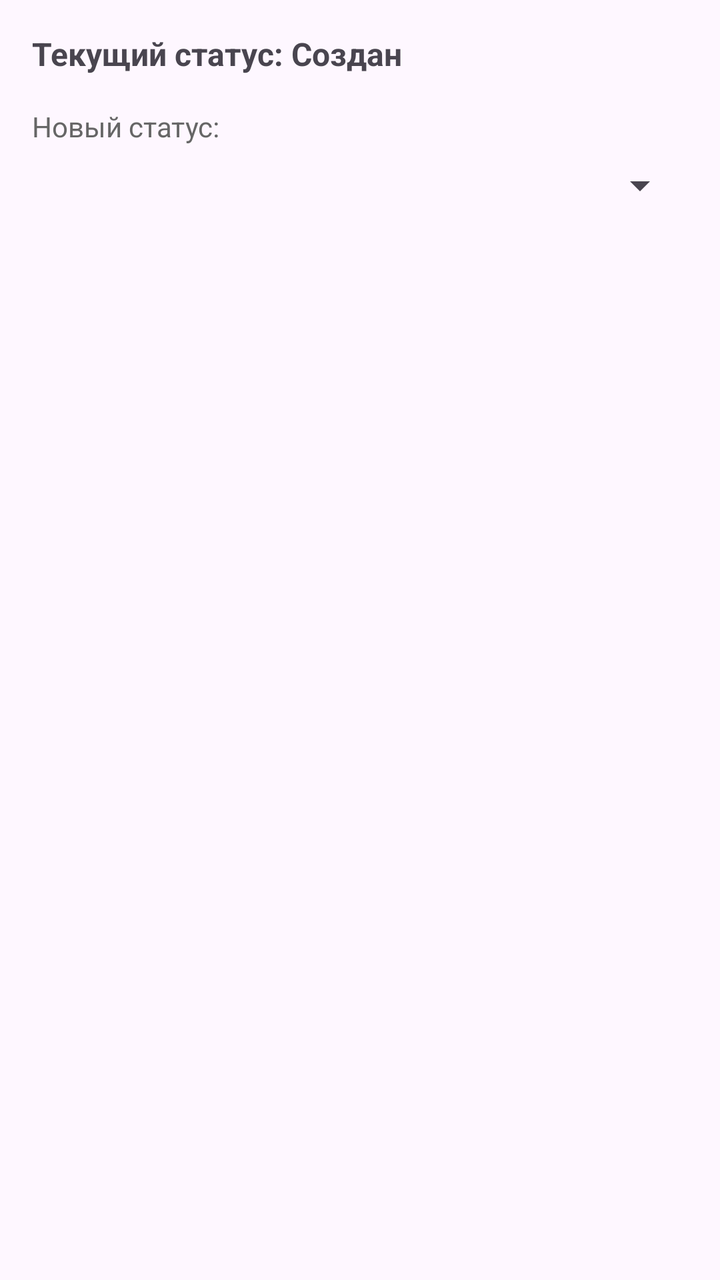
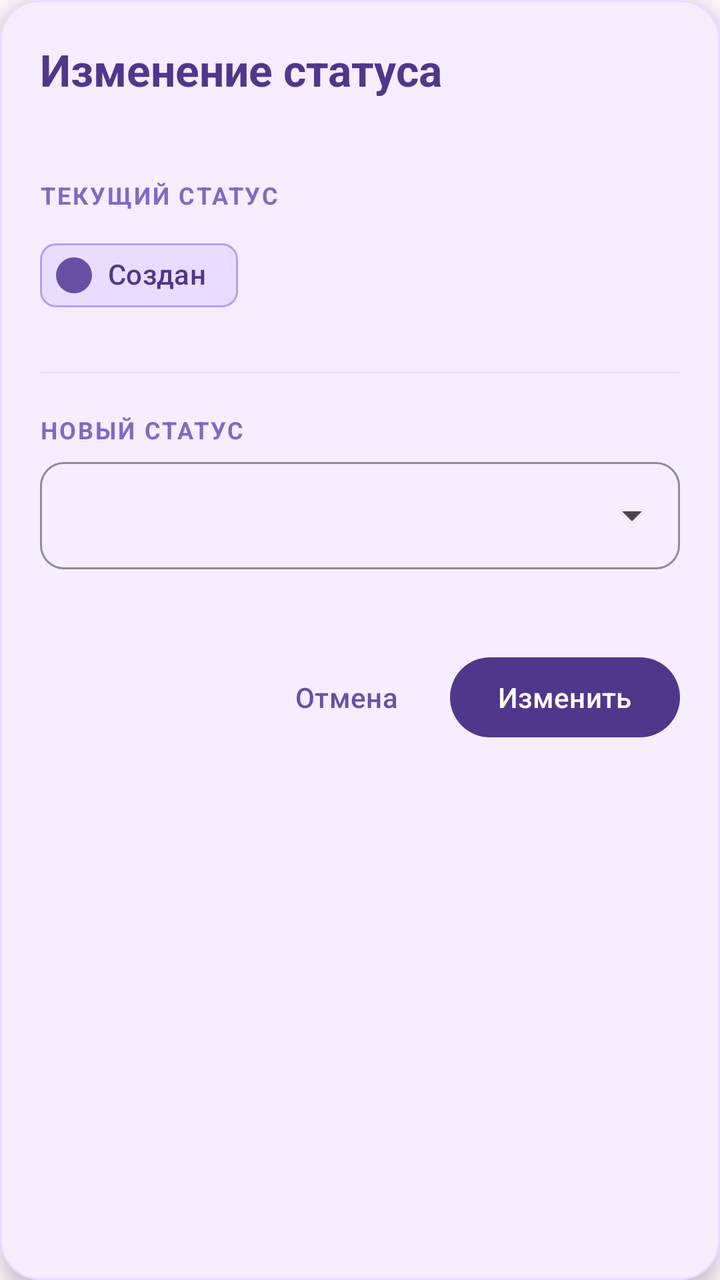

The first picture is an Android layout as it rendered before a commit; the second is the same layout after the commit. The layout source and the unified diff follow.
<!-- AndroidManifest.xml: application theme Theme.PublishingAPP -->
<!-- res/layout/dialog_change_status.xml -->
<?xml version="1.0" encoding="utf-8"?>
<LinearLayout xmlns:android="http://schemas.android.com/apk/res/android"
    android:layout_width="match_parent"
    android:layout_height="wrap_content"
    android:orientation="vertical"
    android:padding="16dp">

    <TextView
        android:id="@+id/tvCurrentStatus"
        android:layout_width="match_parent"
        android:layout_height="wrap_content"
        android:text="Текущий статус: Создан"
        android:textSize="16sp"
        android:textStyle="bold"
        android:layout_marginBottom="16dp"/>

    <TextView
        android:layout_width="match_parent"
        android:layout_height="wrap_content"
        android:text="Новый статус:"
        android:textSize="14sp"
        android:textColor="#666666"
        android:layout_marginBottom="8dp"/>

    <Spinner
        android:id="@+id/spinnerNewStatus"
        android:layout_width="match_parent"
        android:layout_height="wrap_content"/>

</LinearLayout>
<!-- resources referenced by this layout -->
<resources>
  <style name="Theme.PublishingAPP" parent="Base.Theme.PublishingAPP" />
  <style name="Base.Theme.PublishingAPP" parent="Theme.Material3.DayNight.NoActionBar">
          
          
      </style>
</resources>

<!-- the commit's change to res/layout/dialog_change_status.xml (unified diff, before → after) -->
@@ -1,30 +1,147 @@
 <?xml version="1.0" encoding="utf-8"?>
-<LinearLayout xmlns:android="http://schemas.android.com/apk/res/android"
+<com.google.android.material.card.MaterialCardView xmlns:android="http://schemas.android.com/apk/res/android"
+    xmlns:app="http://schemas.android.com/apk/res-auto"
     android:layout_width="match_parent"
     android:layout_height="wrap_content"
-    android:orientation="vertical"
-    android:padding="16dp">
+    app:cardCornerRadius="20dp"
+    app:cardElevation="6dp"
+    app:strokeWidth="1dp"
+    app:strokeColor="@color/purple_20"
+    android:backgroundTint="@color/purple_10">
 
-    <TextView
-        android:id="@+id/tvCurrentStatus"
+    <LinearLayout
         android:layout_width="match_parent"
         android:layout_height="wrap_content"
-        android:text="Текущий статус: Создан"
-        android:textSize="16sp"
-        android:textStyle="bold"
-        android:layout_marginBottom="16dp"/>
+        android:orientation="vertical">
 
-    <TextView
-        android:layout_width="match_parent"
-        android:layout_height="wrap_content"
-        android:text="Новый статус:"
-        android:textSize="14sp"
-        android:textColor="#666666"
-        android:layout_marginBottom="8dp"/>
+        
+        <LinearLayout
+            android:layout_width="match_parent"
+            android:layout_height="wrap_content"
+            android:orientation="horizontal"
+            android:padding="20dp"
+            android:gravity="center_vertical"
+            android:background="@color/purple_10">
 
-    <Spinner
-        android:id="@+id/spinnerNewStatus"
-        android:layout_width="match_parent"
-        android:layout_height="wrap_content"/>
+            <TextView
+                android:id="@+id/dialogTitle"
+                android:layout_width="0dp"
+                android:layout_height="wrap_content"
+                android:layout_weight="1"
+                android:text="Изменение статуса"
+                android:textSize="22sp"
+                android:textStyle="bold"
+                android:textColor="@color/purple_80"/>
 
-</LinearLayout>
+        </LinearLayout>
+
+        
+        <LinearLayout
+            android:layout_width="match_parent"
+            android:layout_height="wrap_content"
+            android:orientation="vertical"
+            android:padding="20dp"
+            android:paddingTop="0dp">
+
+            
+            <TextView
+                android:layout_width="wrap_content"
+                android:layout_height="wrap_content"
+                android:text="ТЕКУЩИЙ СТАТУС"
+                android:textSize="12sp"
+                android:textStyle="bold"
+                android:letterSpacing="0.08"
+                android:textColor="@color/purple_60"
+                android:layout_marginBottom="8dp"/>
+
+            <com.google.android.material.chip.Chip
+                android:id="@+id/tvCurrentStatus"
+                android:layout_width="wrap_content"
+                android:layout_height="wrap_content"
+                android:text="Создан"
+                app:chipBackgroundColor="@color/purple_20"
+                app:chipStrokeColor="@color/purple_40"
+                app:chipStrokeWidth="1dp"
+                android:textColor="@color/purple_80"
+                android:textStyle="bold"
+                app:chipIcon="@drawable/ic_circle"
+                app:chipIconTint="@color/purple_70"
+                android:layout_marginBottom="24dp"/>
+
+            
+            <View
+                android:layout_width="match_parent"
+                android:layout_height="1dp"
+                android:background="@color/purple_20"
+                android:layout_marginBottom="20dp"/>
+
+            
+            <TextView
+                android:layout_width="wrap_content"
+                android:layout_height="wrap_content"
+                android:text="НОВЫЙ СТАТУС"
+                android:textSize="12sp"
+                android:textStyle="bold"
+                android:letterSpacing="0.08"
+                android:textColor="@color/purple_60"
+                android:layout_marginBottom="8dp"/>
+
+            
+            <com.google.android.material.textfield.TextInputLayout
+                android:layout_width="match_parent"
+                android:layout_height="wrap_content"
+                style="@style/Widget.Material3.TextInputLayout.OutlinedBox.ExposedDropdownMenu"
+                app:boxCornerRadiusBottomEnd="12dp"
+                app:boxCornerRadiusBottomStart="12dp"
+                app:boxCornerRadiusTopEnd="12dp"
+                app:boxCornerRadiusTopStart="12dp"
+                app:boxStrokeColor="@color/purple_40"
+                app:hintEnabled="false">
+
+                <AutoCompleteTextView
+                    android:id="@+id/spinnerNewStatus"
+                    android:layout_width="match_parent"
+                    android:layout_height="wrap_content"
+                    android:padding="16dp"
+                    android:textSize="16sp"
+                    android:textColor="@color/purple_80"
+                    android:inputType="none"/>
+
+            </com.google.android.material.textfield.TextInputLayout>
+
+        </LinearLayout>
+
+        
+        <LinearLayout
+            android:layout_width="match_parent"
+            android:layout_height="wrap_content"
+            android:orientation="horizontal"
+            android:gravity="end"
+            android:padding="20dp"
+            android:paddingTop="0dp">
+
+            <com.google.android.material.button.MaterialButton
+                android:id="@+id/btnCancel"
+                android:layout_width="wrap_content"
+                android:layout_height="wrap_content"
+                android:text="Отмена"
+                style="@style/Widget.Material3.Button.TextButton"
+                android:textColor="@color/purple_70"
+                android:layout_marginEnd="8dp"/>
+
+            <com.google.android.material.button.MaterialButton
+                android:id="@+id/btnChangeStatus"
+                android:layout_width="wrap_content"
+                android:layout_height="wrap_content"
+                android:text="Изменить"
+                android:textColor="@android:color/white"
+                app:backgroundTint="@color/purple_80"
+                app:cornerRadius="24dp"
+                android:paddingStart="24dp"
+                android:paddingEnd="24dp"/>
+
+        </LinearLayout>
+
+    </LinearLayout>
+
+</com.google.android.material.card.MaterialCardView>
<!-- resource entries referenced after the edit -->
@@ -1,5 +1,21 @@
 <!-- resources referenced by this layout -->
 <resources>
+  <color name="purple_10">#F6EDFF</color>
+  <color name="purple_20">#E9DDFF</color>
+  <color name="purple_40">#B69DF8</color>
+  <color name="purple_60">#8069C2</color>
+  <color name="purple_70">#6750A4</color>
+  <color name="purple_80">#4F378B</color>
+  <!-- drawable ic_circle (drawable) -->
+  <vector xmlns:android="http://schemas.android.com/apk/res/android"
+      android:width="8dp"
+      android:height="8dp"
+      android:viewportWidth="8"
+      android:viewportHeight="8">
+      <path
+          android:fillColor="#FF000000"
+          android:pathData="M4,4m-4,0a4,4 0,1 1,8 0a4,4 0,1 1,-8 0"/>
+  </vector>
   <style name="Theme.PublishingAPP" parent="Base.Theme.PublishingAPP" />
   <style name="Base.Theme.PublishingAPP" parent="Theme.Material3.DayNight.NoActionBar">
           
